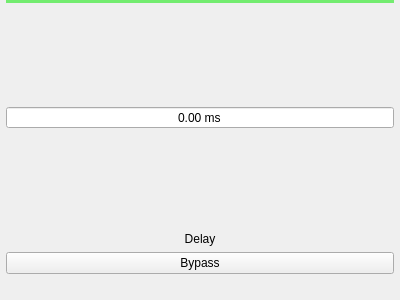
freeDSP/freeDSP-aurora, file SOURCES/auverdionControl/src/QDelay.ui: the form before one commit.
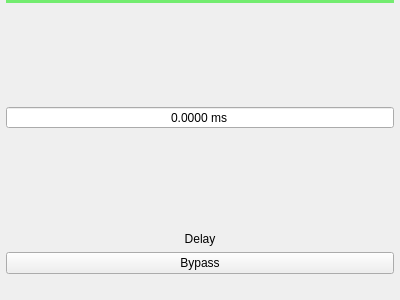
The form after the commit. Custom widgets are drawn as their Qt base class.

Commit message: Higher delay value resolution

The edit to the form file:
```diff
--- a/SOURCES/auverdionControl/src/QDelay.ui
+++ b/SOURCES/auverdionControl/src/QDelay.ui
@@ -72,6 +72,9 @@
      <property name="suffix">
       <string> ms</string>
      </property>
+     <property name="decimals">
+      <number>4</number>
+     </property>
      <property name="maximum">
       <double>100.000000000000000</double>
      </property>
```
The commit also changes 1 other file.
